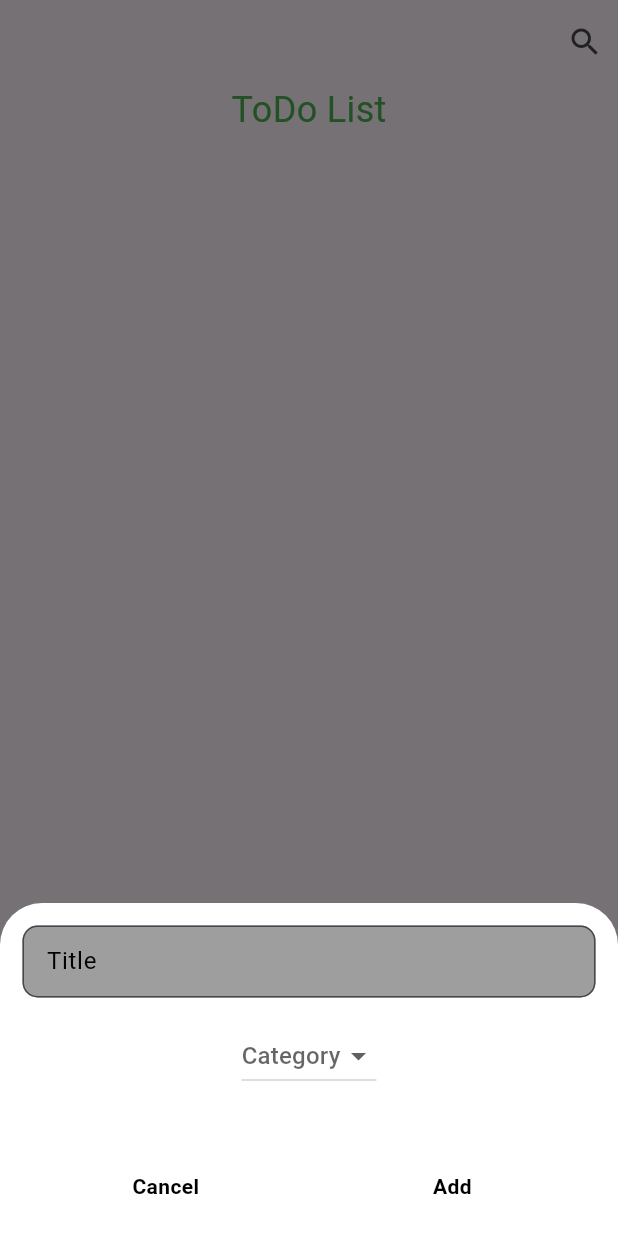
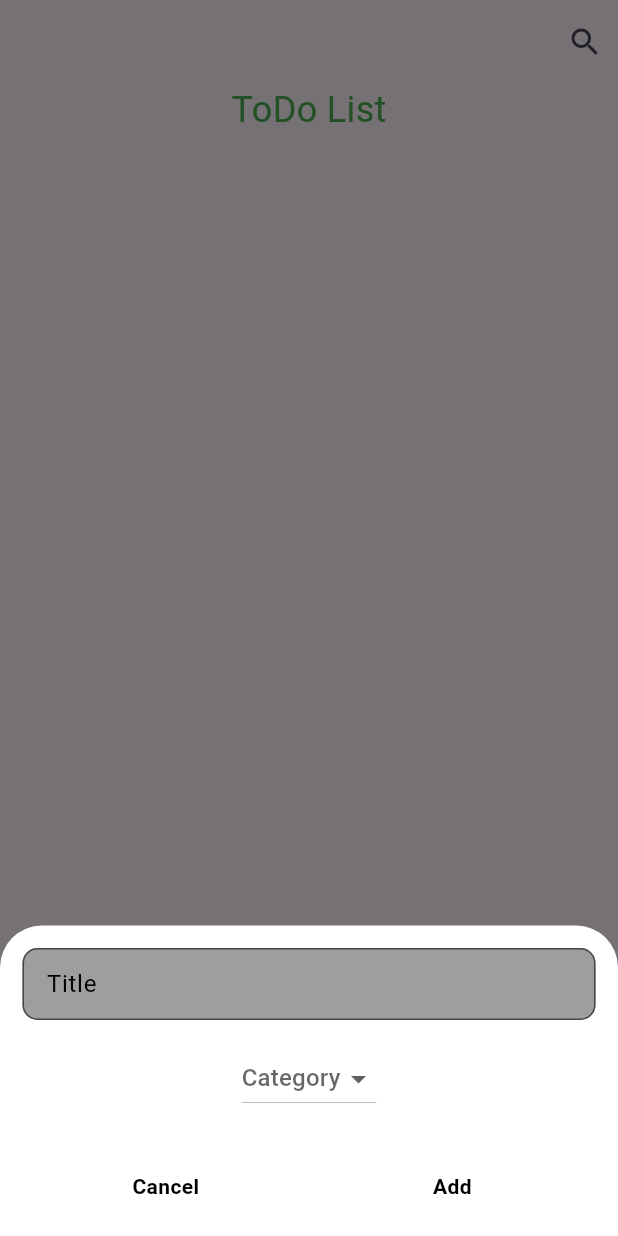
Before and after one commit to ThejalSanthosh/todo_task_hive, a Flutter app: the screen it shows after launch, after a tap on the "add" icon, on a phone screen of 412 x 824 dp. Run offline on Flutter 3.47's test engine with Material 3 defaults, Android fonts, the phone set to English and light mode, and no system bars; our stand-ins replace hive_flutter; accounts and stored records are empty.

Commit message:
ui changed

```diff
--- a/lib/view/home_screen/home_screen.dart
+++ b/lib/view/home_screen/home_screen.dart
@@ -57,13 +57,10 @@ class _HomeScreenState extends State<HomeScreen> {
                       category: todoModel.category,
                       isCompeted: todoModel.isCompleted,
                       onChanged: (p0) async {
-
-                        todoModel.isCompleted=p0!;
-                      await  TodoController.updateTodoCompleted(TodoController.todoListKeys[index], todoModel);
-                        setState(() {
-                        });
-
-
+                        todoModel.isCompleted = p0!;
+                        await TodoController.updateTodoCompleted(
+                            TodoController.todoListKeys[index], todoModel);
+                        setState(() {});
                       },
                       onDeletePressed: () async {
                         await TodoController.deleteTodoData(
@@ -154,13 +151,7 @@ class _HomeScreenState extends State<HomeScreen> {
                     },
                   ),
                   SizedBox(
-                    height: 15,
-                  ),
-                  SizedBox(
-                    height: 15,
-                  ),
-                  SizedBox(
-                    height: 15,
+                    height: 30,
                   ),
                   Row(
                     mainAxisAlignment: MainAxisAlignment.spaceAround,
```
